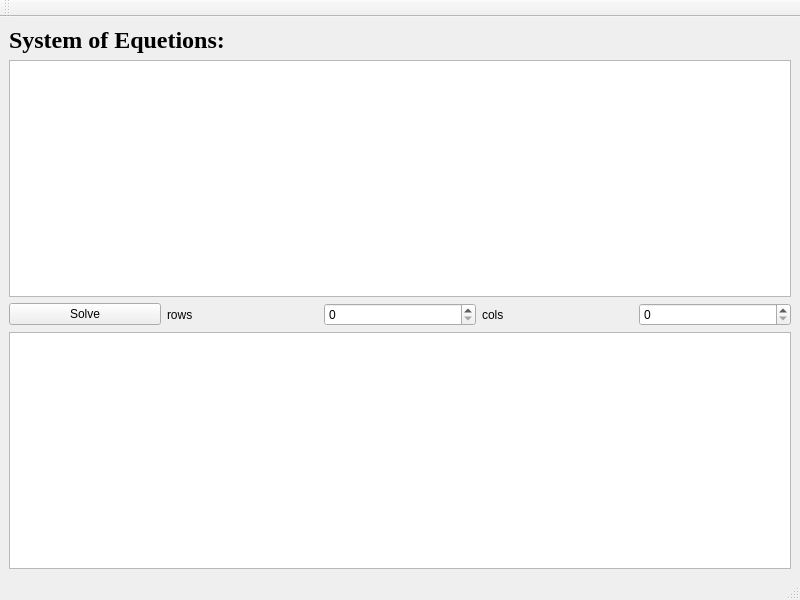
This is mainwindow.ui in M0hammed-Reda/Linear-Algebra-Projects as Qt 5 draws it before an edit. The edited form follows.
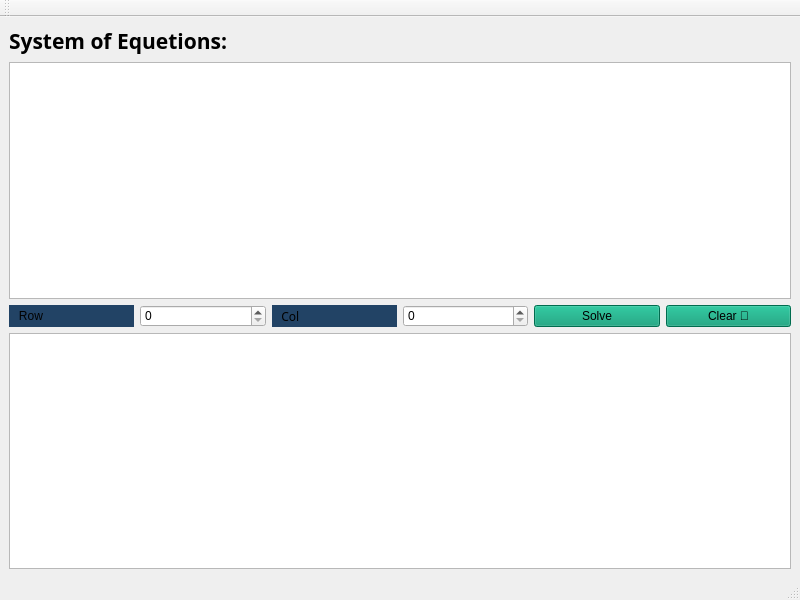
This is the edited form. Icons and pictures are not drawn.

Diff of the .ui file:
```diff
--- a/mainwindow.ui
+++ b/mainwindow.ui
@@ -10,8 +10,19 @@
     <height>600</height>
    </rect>
   </property>
+  <property name="font">
+   <font>
+    <family>Segoe Script</family>
+   </font>
+  </property>
   <property name="windowTitle">
-   <string>MainWindow</string>
+   <string>System of Equations</string>
+  </property>
+  <property name="windowIcon">
+   <iconset theme="QIcon::ThemeIcon::AppointmentNew"/>
+  </property>
+  <property name="styleSheet">
+   <string notr="true">selection-background-color: rgb(232, 232, 232);</string>
   </property>
   <widget class="QWidget" name="centralwidget">
    <property name="minimumSize">
@@ -21,65 +32,108 @@
     </size>
    </property>
    <layout class="QGridLayout" name="gridLayout">
-    <item row="0" column="0" colspan="5">
+    <item row="0" column="0" colspan="4">
      <widget class="QLabel" name="label">
       <property name="font">
        <font>
-        <family>Times New Roman</family>
-        <pointsize>18</pointsize>
-        <italic>false</italic>
+        <family>Segoe Script</family>
+        <pointsize>16</pointsize>
         <bold>true</bold>
        </font>
       </property>
       <property name="styleSheet">
-       <string notr="true">font: 700 18pt &quot;Times New Roman&quot;;</string>
+       <string notr="true">QLable
+{
+	color: rgb(38, 69, 117);
+	font: 700 16pt &quot;Segoe Script&quot;;
+}</string>
       </property>
       <property name="text">
        <string>System of Equetions: </string>
       </property>
      </widget>
     </item>
-    <item row="1" column="0" colspan="5">
+    <item row="1" column="0" colspan="6">
      <widget class="QTableWidget" name="tableWidget"/>
     </item>
     <item row="2" column="0">
-     <widget class="QPushButton" name="solveButton">
-      <property name="styleSheet">
-       <string notr="true">font: 12pt &quot;Times New Roman&quot;;</string>
-      </property>
-      <property name="text">
-       <string>Solve</string>
-      </property>
-     </widget>
-    </item>
-    <item row="2" column="1">
      <widget class="QLabel" name="label_2">
       <property name="styleSheet">
-       <string notr="true">font: 12pt &quot;Times New Roman&quot;;</string>
+       <string notr="true">font: 9pt &quot;Segoe Script&quot;;
+background-color: rgb(34, 67, 101);</string>
+      </property>
+      <property name="frameShape">
+       <enum>QFrame::Shape::NoFrame</enum>
+      </property>
+      <property name="frameShadow">
+       <enum>QFrame::Shadow::Raised</enum>
       </property>
       <property name="text">
-       <string>rows</string>
+       <string>   Row</string>
+      </property>
+     </widget>
+    </item>
+    <item row="2" column="1">
+     <widget class="QSpinBox" name="spinBox">
+      <property name="styleSheet">
+       <string notr="true">font: 9pt &quot;Segoe Script&quot;;</string>
       </property>
      </widget>
     </item>
     <item row="2" column="2">
-     <widget class="QSpinBox" name="spinBox"/>
-    </item>
-    <item row="2" column="3">
      <widget class="QLabel" name="label_5">
+      <property name="font">
+       <font>
+        <family>Segoe Script</family>
+        <pointsize>9</pointsize>
+        <italic>false</italic>
+        <bold>false</bold>
+       </font>
+      </property>
       <property name="styleSheet">
-       <string notr="true">font: 12pt &quot;Times New Roman&quot;;</string>
+       <string notr="true">font: 9pt &quot;Segoe Script&quot;;
+background-color: rgb(34, 67, 101);
+</string>
       </property>
       <property name="text">
-       <string>cols</string>
+       <string>   Col</string>
+      </property>
+     </widget>
+    </item>
+    <item row="2" column="3">
+     <widget class="QSpinBox" name="spinBox_2">
+      <property name="styleSheet">
+       <string notr="true">font: 9pt &quot;Segoe Script&quot;;</string>
       </property>
      </widget>
     </item>
     <item row="2" column="4">
-     <widget class="QSpinBox" name="spinBox_2"/>
+     <widget class="QPushButton" name="solveButton">
+      <property name="styleSheet">
+       <string notr="true">font: 9pt &quot;Segoe Script&quot;;
+background-color: rgb(0, 151, 111);</string>
+      </property>
+      <property name="text">
+       <string>Solve</string>
+      </property>
+     </widget>
     </item>
-    <item row="3" column="0" colspan="5">
+    <item row="2" column="5">
+     <widget class="QPushButton" name="clearmatrix">
+      <property name="styleSheet">
+       <string notr="true">font: 9pt &quot;Segoe Script&quot;;
+background-color: rgb(0, 151, 111);</string>
+      </property>
+      <property name="text">
+       <string>Clear 🧹</string>
+      </property>
+     </widget>
+    </item>
+    <item row="3" column="0" colspan="6">
      <widget class="QTextEdit" name="outputTextEdit">
+      <property name="styleSheet">
+       <string notr="true">font: 12pt &quot;Times New Roman&quot;;</string>
+      </property>
       <property name="html">
        <string>&lt;!DOCTYPE HTML PUBLIC &quot;-//W3C//DTD HTML 4.0//EN&quot; &quot;http://www.w3.org/TR/REC-html40/strict.dtd&quot;&gt;
 &lt;html&gt;&lt;head&gt;&lt;meta name=&quot;qrichtext&quot; content=&quot;1&quot; /&gt;&lt;meta charset=&quot;utf-8&quot; /&gt;&lt;style type=&quot;text/css&quot;&gt;
@@ -87,8 +141,8 @@
 hr { height: 1px; border-width: 0; }
 li.unchecked::marker { content: &quot;\2610&quot;; }
 li.checked::marker { content: &quot;\2612&quot;; }
-&lt;/style&gt;&lt;/head&gt;&lt;body style=&quot; font-family:'Segoe UI'; font-size:9pt; font-weight:400; font-style:normal;&quot;&gt;
-&lt;p style=&quot;-qt-paragraph-type:empty; margin-top:0px; margin-bottom:0px; margin-left:0px; margin-right:0px; -qt-block-indent:0; text-indent:0px; font-size:25pt;&quot;&gt;&lt;br /&gt;&lt;/p&gt;&lt;/body&gt;&lt;/html&gt;</string>
+&lt;/style&gt;&lt;/head&gt;&lt;body style=&quot; font-family:'Times New Roman'; font-size:12pt; font-weight:400; font-style:normal;&quot;&gt;
+&lt;p style=&quot;-qt-paragraph-type:empty; margin-top:0px; margin-bottom:0px; margin-left:0px; margin-right:0px; -qt-block-indent:0; text-indent:0px; font-family:'Segoe UI'; font-size:25pt;&quot;&gt;&lt;br /&gt;&lt;/p&gt;&lt;/body&gt;&lt;/html&gt;</string>
       </property>
      </widget>
     </item>
```
